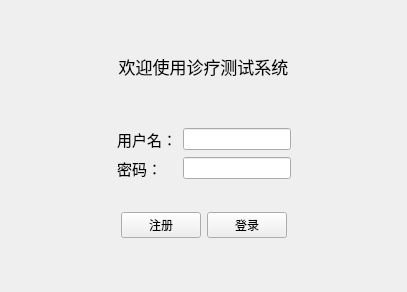
This is CaseHistoryManager/loginview.ui in leeonbeans/QT_learning as Qt 5 draws it before an edit. The edited form follows.
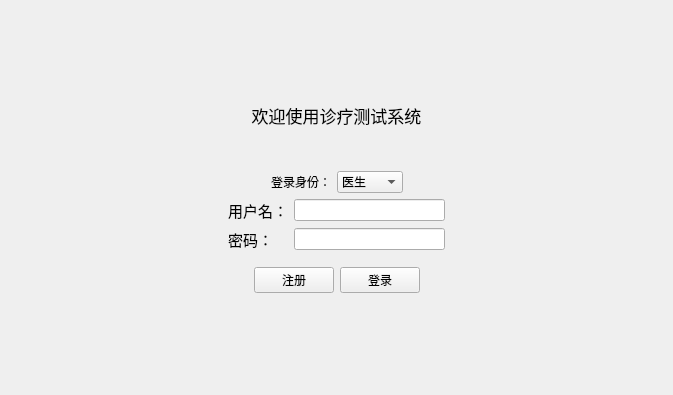
This is the edited form.

Commit message: 添加了医生登录和管理医生的功能

```diff
--- a/CaseHistoryManager/loginview.ui
+++ b/CaseHistoryManager/loginview.ui
@@ -6,15 +6,15 @@
    <rect>
     <x>0</x>
     <y>0</y>
-    <width>407</width>
-    <height>292</height>
+    <width>673</width>
+    <height>395</height>
    </rect>
   </property>
   <property name="windowTitle">
    <string>登录</string>
   </property>
-  <layout class="QFormLayout" name="formLayout">
-   <item row="0" column="1">
+  <layout class="QGridLayout" name="gridLayout">
+   <item row="0" column="0">
     <spacer name="verticalSpacer_4">
      <property name="orientation">
       <enum>Qt::Orientation::Vertical</enum>
@@ -27,23 +27,8 @@
      </property>
     </spacer>
    </item>
-   <item row="1" column="0" colspan="2">
-    <widget class="QLabel" name="label">
-     <property name="font">
-      <font>
-       <pointsize>13</pointsize>
-      </font>
-     </property>
-     <property name="text">
-      <string>欢迎使用诊疗测试系统</string>
-     </property>
-     <property name="alignment">
-      <set>Qt::AlignmentFlag::AlignCenter</set>
-     </property>
-    </widget>
-   </item>
-   <item row="2" column="1">
-    <spacer name="verticalSpacer_3">
+   <item row="8" column="0">
+    <spacer name="verticalSpacer_2">
      <property name="orientation">
       <enum>Qt::Orientation::Vertical</enum>
      </property>
@@ -55,7 +40,7 @@
      </property>
     </spacer>
    </item>
-   <item row="3" column="0" colspan="2">
+   <item row="4" column="0">
     <layout class="QHBoxLayout" name="horizontalLayout_4">
      <item>
       <spacer name="horizontalSpacer">
@@ -144,20 +129,74 @@
      </item>
     </layout>
    </item>
-   <item row="4" column="1">
-    <spacer name="verticalSpacer">
+   <item row="3" column="0">
+    <layout class="QHBoxLayout" name="horizontalLayout_6">
+     <item>
+      <spacer name="horizontalSpacer_6">
+       <property name="orientation">
+        <enum>Qt::Orientation::Horizontal</enum>
+       </property>
+       <property name="sizeHint" stdset="0">
+        <size>
+         <width>40</width>
+         <height>20</height>
+        </size>
+       </property>
+      </spacer>
+     </item>
+     <item>
+      <widget class="QLabel" name="label_4">
+       <property name="text">
+        <string>登录身份：</string>
+       </property>
+      </widget>
+     </item>
+     <item>
+      <widget class="QComboBox" name="comboRole">
+       <item>
+        <property name="text">
+         <string>医生</string>
+        </property>
+       </item>
+       <item>
+        <property name="text">
+         <string>管理员</string>
+        </property>
+       </item>
+      </widget>
+     </item>
+     <item>
+      <spacer name="horizontalSpacer_5">
+       <property name="orientation">
+        <enum>Qt::Orientation::Horizontal</enum>
+       </property>
+       <property name="sizeHint" stdset="0">
+        <size>
+         <width>40</width>
+         <height>20</height>
+        </size>
+       </property>
+      </spacer>
+     </item>
+    </layout>
+   </item>
+   <item row="2" column="0">
+    <spacer name="verticalSpacer_3">
      <property name="orientation">
       <enum>Qt::Orientation::Vertical</enum>
      </property>
+     <property name="sizeType">
+      <enum>QSizePolicy::Policy::Fixed</enum>
+     </property>
      <property name="sizeHint" stdset="0">
       <size>
        <width>373</width>
-       <height>7</height>
+       <height>37</height>
       </size>
      </property>
     </spacer>
    </item>
-   <item row="5" column="0" colspan="2">
+   <item row="6" column="0">
     <layout class="QHBoxLayout" name="horizontalLayout_5">
      <item>
       <spacer name="horizontalSpacer_3">
@@ -205,15 +244,33 @@
      </item>
     </layout>
    </item>
-   <item row="6" column="1">
-    <spacer name="verticalSpacer_2">
+   <item row="1" column="0">
+    <widget class="QLabel" name="label">
+     <property name="font">
+      <font>
+       <pointsize>13</pointsize>
+      </font>
+     </property>
+     <property name="text">
+      <string>欢迎使用诊疗测试系统</string>
+     </property>
+     <property name="alignment">
+      <set>Qt::AlignmentFlag::AlignCenter</set>
+     </property>
+    </widget>
+   </item>
+   <item row="5" column="0">
+    <spacer name="verticalSpacer">
      <property name="orientation">
       <enum>Qt::Orientation::Vertical</enum>
      </property>
+     <property name="sizeType">
+      <enum>QSizePolicy::Policy::Fixed</enum>
+     </property>
      <property name="sizeHint" stdset="0">
       <size>
-       <width>373</width>
-       <height>37</height>
+       <width>8</width>
+       <height>10</height>
       </size>
      </property>
     </spacer>
```
The commit also changes 17 other files.
